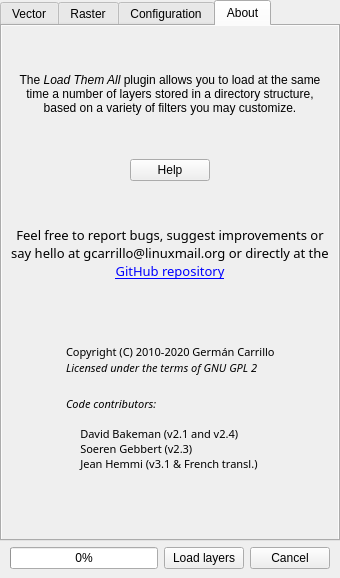
This is Ui_DockWidget.ui in gacarrillor/loadthemall as Qt 5 draws it before an edit. The edited form follows.
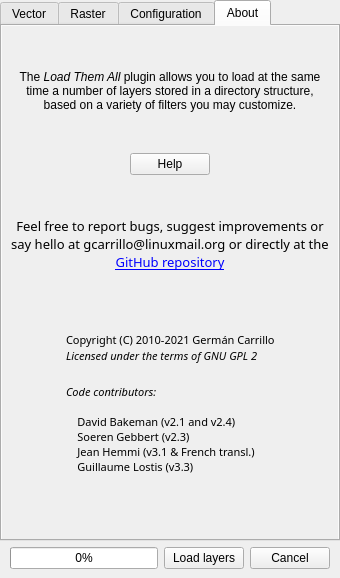
This is the edited form. The open tabs and pages were chosen to show the change. Icons and pictures are not drawn.

Commit message: Adjust about section

Patch:
```diff
--- a/Ui_DockWidget.ui
+++ b/Ui_DockWidget.ui
@@ -687,7 +687,7 @@
              <x>0</x>
              <y>0</y>
              <width>358</width>
-             <height>474</height>
+             <height>486</height>
             </rect>
            </property>
            <layout class="QGridLayout" name="gridLayout_12">
@@ -912,7 +912,7 @@
                    <string notr="true">font: 8pt &quot;Sans Serif&quot;;</string>
                   </property>
                   <property name="text">
-                   <string>Copyright (C) 2010-2020 Germán Carrillo</string>
+                   <string>Copyright (C) 2010-2021 Germán Carrillo</string>
                   </property>
                   <property name="wordWrap">
                    <bool>false</bool>
@@ -928,6 +928,9 @@
                    <font>
                     <family>Sans Serif</family>
                     <pointsize>8</pointsize>
+                    <weight>50</weight>
+                    <italic>false</italic>
+                    <bold>false</bold>
                    </font>
                   </property>
                   <property name="styleSheet">
@@ -966,13 +969,16 @@
                    <font>
                     <family>Sans Serif</family>
                     <pointsize>8</pointsize>
+                    <weight>50</weight>
+                    <italic>false</italic>
+                    <bold>false</bold>
                    </font>
                   </property>
                   <property name="styleSheet">
                    <string notr="true">font: 8pt &quot;Sans Serif&quot;;</string>
                   </property>
                   <property name="text">
-                   <string>&lt;html&gt;&lt;head/&gt;&lt;body&gt;&lt;p&gt;&lt;span style=&quot; font-style:italic;&quot;&gt;Code contributors:&lt;/span&gt;&lt;br/&gt;&lt;br/&gt;     David Bakeman (v2.1 and v2.4)&lt;br/&gt;     Soeren Gebbert (v2.3)&lt;br/&gt;     Jean Hemmi (v3.1 &amp;amp; French transl.)&lt;/p&gt;&lt;/body&gt;&lt;/html&gt;</string>
+                   <string>&lt;html&gt;&lt;head/&gt;&lt;body&gt;&lt;p&gt;&lt;span style=&quot; font-style:italic;&quot;&gt;Code contributors:&lt;/span&gt;&lt;br/&gt;&lt;br/&gt;&amp;nbsp;&amp;nbsp;&amp;nbsp;&amp;nbsp;David Bakeman (v2.1 and v2.4)&lt;br/&gt;&amp;nbsp;&amp;nbsp;&amp;nbsp;&amp;nbsp;Soeren Gebbert (v2.3)&lt;br/&gt;&amp;nbsp;&amp;nbsp;&amp;nbsp;&amp;nbsp;Jean Hemmi (v3.1 &amp;amp; French transl.)&lt;br/&gt;&amp;nbsp;&amp;nbsp;&amp;nbsp;&amp;nbsp;Guillaume Lostis (v3.3)&lt;/p&gt;&lt;/body&gt;&lt;/html&gt;</string>
                   </property>
                   <property name="wordWrap">
                    <bool>true</bool>
```
Left out of the diff: 17 changed lines with no effect on the pictures. The commit also changes 2 other files.
